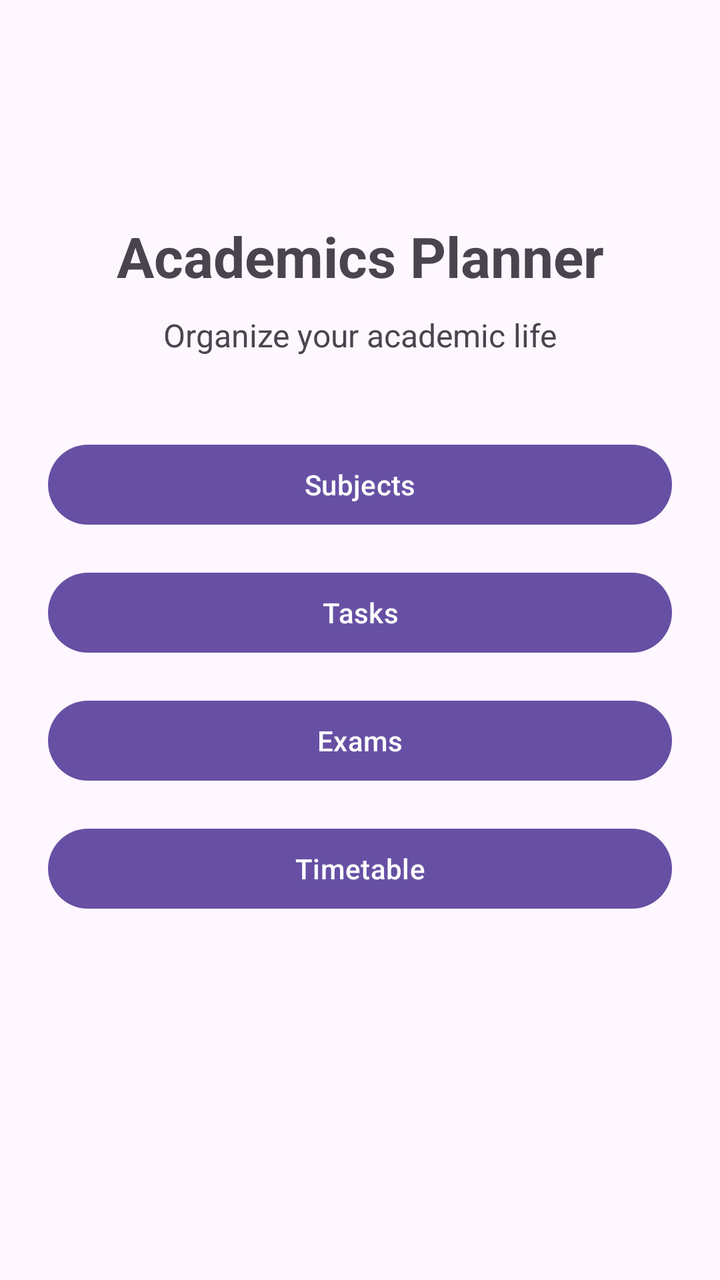
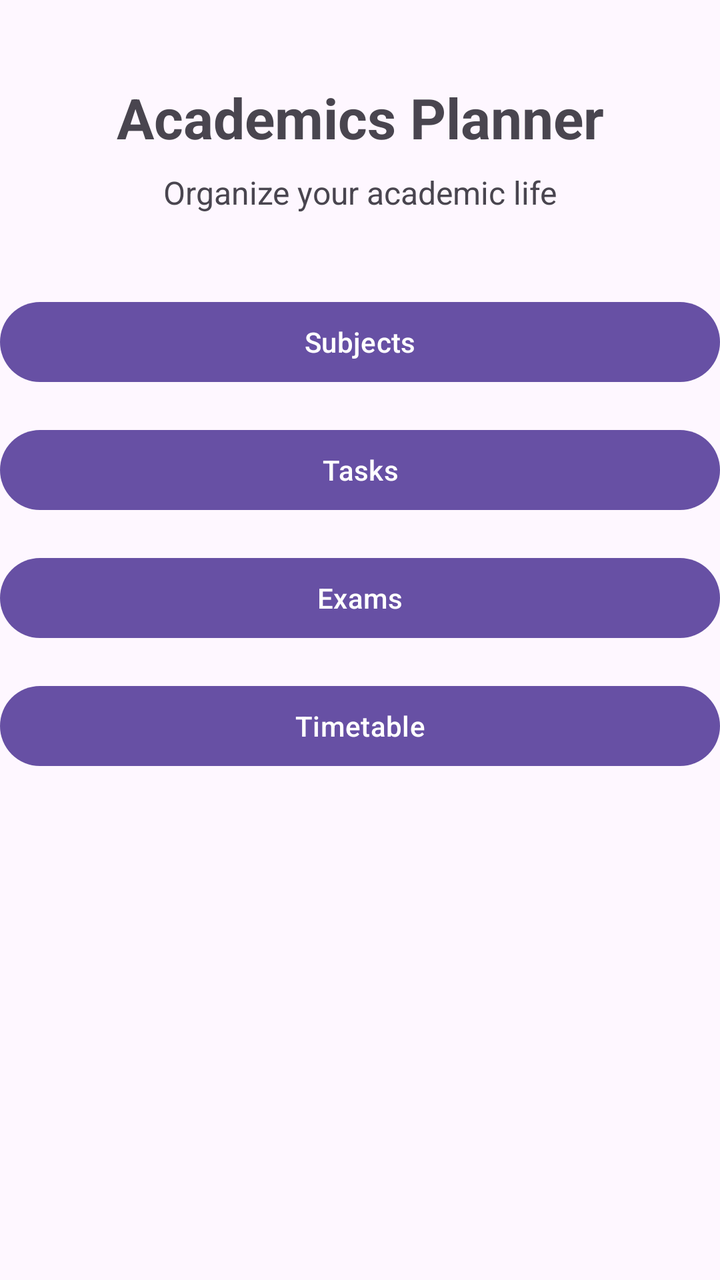

Two renders of the same Android screen: before a commit and after it. Below are the layout's source before the change and the commit's diff.
<!-- AndroidManifest.xml: application theme Theme.StudentPlanner2026 -->
<!-- res/layout/activity_main.xml -->
<?xml version="1.0" encoding="utf-8"?>
<androidx.constraintlayout.widget.ConstraintLayout
    xmlns:android="http://schemas.android.com/apk/res/android"
    xmlns:tools="http://schemas.android.com/tools"
    xmlns:app="http://schemas.android.com/apk/res-auto"
    android:id="@+id/main"
    android:layout_width="match_parent"
    android:layout_height="match_parent"
    tools:context=".MainActivity">

    <LinearLayout
        android:layout_width="0dp"
        android:layout_height="wrap_content"
        android:orientation="vertical"
        android:padding="24dp"
        app:layout_constraintBottom_toBottomOf="parent"
        app:layout_constraintEnd_toEndOf="parent"
        app:layout_constraintHorizontal_bias="0.0"
        app:layout_constraintStart_toStartOf="parent"
        app:layout_constraintTop_toTopOf="parent"
        app:layout_constraintVertical_bias="0.26">

        <TextView
            android:layout_width="match_parent"
            android:layout_height="wrap_content"
            android:layout_marginTop="30dp"
            android:layout_marginBottom="10dp"
            android:gravity="center"
            android:text="Academics Planner"
            android:textSize="28sp"
            android:textStyle="bold" />

        <TextView
            android:layout_width="match_parent"
            android:layout_height="wrap_content"
            android:layout_marginBottom="40dp"
            android:gravity="center"
            android:text="Organize your academic life"
            android:textSize="16sp" />

        <Button
            android:id="@+id/btnSubjects"
            android:layout_width="match_parent"
            android:layout_height="wrap_content"
            android:layout_marginBottom="16dp"
            android:text="Subjects" />

        <Button
            android:id="@+id/btnTasks"
            android:layout_width="match_parent"
            android:layout_height="wrap_content"
            android:layout_marginBottom="16dp"
            android:text="Tasks" />

        <Button
            android:id="@+id/btnExams"
            android:layout_width="match_parent"
            android:layout_height="wrap_content"
            android:layout_marginBottom="16dp"
            android:text="Exams" />

        <Button
            android:id="@+id/btnTimetable"
            android:layout_width="match_parent"
            android:layout_height="wrap_content"
            android:text="Timetable" />
    </LinearLayout>

</androidx.constraintlayout.widget.ConstraintLayout>
<!-- resources referenced by this layout -->
<resources>
  <style name="Theme.StudentPlanner2026" parent="Base.Theme.StudentPlanner2026" />
  <style name="Base.Theme.StudentPlanner2026" parent="Theme.Material3.DayNight.NoActionBar">
          
          
      </style>
</resources>

<!-- the commit's change to res/layout/activity_main.xml (unified diff, before → after) -->
@@ -8,62 +8,73 @@
     android:layout_height="match_parent"
     tools:context=".MainActivity">
 
-    <LinearLayout
-        android:layout_width="0dp"
-        android:layout_height="wrap_content"
-        android:orientation="vertical"
-        android:padding="24dp"
-        app:layout_constraintBottom_toBottomOf="parent"
-        app:layout_constraintEnd_toEndOf="parent"
-        app:layout_constraintHorizontal_bias="0.0"
-        app:layout_constraintStart_toStartOf="parent"
-        app:layout_constraintTop_toTopOf="parent"
-        app:layout_constraintVertical_bias="0.26">
 
         <TextView
+            android:id="@+id/tvTitle"
             android:layout_width="match_parent"
             android:layout_height="wrap_content"
-            android:layout_marginTop="30dp"
-            android:layout_marginBottom="10dp"
+            android:layout_marginTop="40dp"
             android:gravity="center"
             android:text="Academics Planner"
             android:textSize="28sp"
-            android:textStyle="bold" />
+            android:textStyle="bold"
+            app:layout_constraintTop_toTopOf="parent"
+            app:layout_constraintStart_toStartOf="parent"
+            app:layout_constraintEnd_toEndOf="parent"/>
 
         <TextView
+            android:id="@+id/tvSubtitle"
             android:layout_width="match_parent"
             android:layout_height="wrap_content"
             android:layout_marginBottom="40dp"
             android:gravity="center"
             android:text="Organize your academic life"
-            android:textSize="16sp" />
+            android:textSize="16sp"
+            android:layout_marginTop="8dp"
+            app:layout_constraintTop_toBottomOf="@id/tvTitle"
+            app:layout_constraintStart_toStartOf="parent"
+            app:layout_constraintEnd_toEndOf="parent"/>
 
         <Button
             android:id="@+id/btnSubjects"
             android:layout_width="match_parent"
             android:layout_height="wrap_content"
             android:layout_marginBottom="16dp"
-            android:text="Subjects" />
+            android:text="Subjects"
+            android:layout_marginTop="40dp"
+            app:layout_constraintTop_toBottomOf="@id/tvSubtitle"
+            app:layout_constraintStart_toStartOf="parent"
+            app:layout_constraintEnd_toEndOf="parent" />
 
         <Button
             android:id="@+id/btnTasks"
             android:layout_width="match_parent"
             android:layout_height="wrap_content"
-            android:layout_marginBottom="16dp"
-            android:text="Tasks" />
+            android:layout_marginTop="16dp"
+            android:text="Tasks"
+            app:layout_constraintTop_toBottomOf="@id/btnSubjects"
+            app:layout_constraintStart_toStartOf="parent"
+            app:layout_constraintEnd_toEndOf="parent"/>
 
         <Button
             android:id="@+id/btnExams"
             android:layout_width="match_parent"
             android:layout_height="wrap_content"
             android:layout_marginBottom="16dp"
-            android:text="Exams" />
+            android:text="Exams"
+            android:layout_marginTop="16dp"
+            app:layout_constraintTop_toBottomOf="@id/btnTasks"
+            app:layout_constraintStart_toStartOf="parent"
+            app:layout_constraintEnd_toEndOf="parent" />
 
         <Button
             android:id="@+id/btnTimetable"
             android:layout_width="match_parent"
             android:layout_height="wrap_content"
-            android:text="Timetable" />
-    </LinearLayout>
+            android:text="Timetable"
+            android:layout_marginTop="16dp"
+            app:layout_constraintTop_toBottomOf="@id/btnExams"
+            app:layout_constraintStart_toStartOf="parent"
+            app:layout_constraintEnd_toEndOf="parent"/>
 
 </androidx.constraintlayout.widget.ConstraintLayout>
